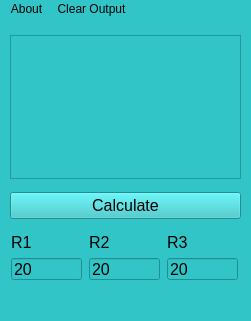
Qt form zadachaa9/mainwindow.ui (gingerswaltz/gingerswaltz-official) before a commit.
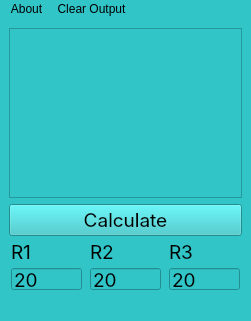
The same form after that commit.

What changed in the file:
```diff
--- a/zadachaa9/mainwindow.ui
+++ b/zadachaa9/mainwindow.ui
@@ -19,9 +19,93 @@
   <widget class="QWidget" name="centralwidget">
    <property name="palette">
     <palette>
-     <active/>
-     <inactive/>
-     <disabled/>
+     <active>
+      <colorrole role="Button">
+       <brush brushstyle="SolidPattern">
+        <color alpha="255">
+         <red>49</red>
+         <green>197</green>
+         <blue>200</blue>
+        </color>
+       </brush>
+      </colorrole>
+      <colorrole role="Base">
+       <brush brushstyle="SolidPattern">
+        <color alpha="255">
+         <red>49</red>
+         <green>197</green>
+         <blue>200</blue>
+        </color>
+       </brush>
+      </colorrole>
+      <colorrole role="Window">
+       <brush brushstyle="SolidPattern">
+        <color alpha="255">
+         <red>49</red>
+         <green>197</green>
+         <blue>200</blue>
+        </color>
+       </brush>
+      </colorrole>
+     </active>
+     <inactive>
+      <colorrole role="Button">
+       <brush brushstyle="SolidPattern">
+        <color alpha="255">
+         <red>49</red>
+         <green>197</green>
+         <blue>200</blue>
+        </color>
+       </brush>
+      </colorrole>
+      <colorrole role="Base">
+       <brush brushstyle="SolidPattern">
+        <color alpha="255">
+         <red>49</red>
+         <green>197</green>
+         <blue>200</blue>
+        </color>
+       </brush>
+      </colorrole>
+      <colorrole role="Window">
+       <brush brushstyle="SolidPattern">
+        <color alpha="255">
+         <red>49</red>
+         <green>197</green>
+         <blue>200</blue>
+        </color>
+       </brush>
+      </colorrole>
+     </inactive>
+     <disabled>
+      <colorrole role="Button">
+       <brush brushstyle="SolidPattern">
+        <color alpha="255">
+         <red>49</red>
+         <green>197</green>
+         <blue>200</blue>
+        </color>
+       </brush>
+      </colorrole>
+      <colorrole role="Base">
+       <brush brushstyle="SolidPattern">
+        <color alpha="255">
+         <red>49</red>
+         <green>197</green>
+         <blue>200</blue>
+        </color>
+       </brush>
+      </colorrole>
+      <colorrole role="Window">
+       <brush brushstyle="SolidPattern">
+        <color alpha="255">
+         <red>49</red>
+         <green>197</green>
+         <blue>200</blue>
+        </color>
+       </brush>
+      </colorrole>
+     </disabled>
     </palette>
    </property>
    <layout class="QGridLayout" name="gridLayout_4">
@@ -29,7 +113,8 @@
      <widget class="QPushButton" name="pushButton_calc">
       <property name="font">
        <font>
-        <pointsize>12</pointsize>
+        <family>SF Pro Display</family>
+        <pointsize>14</pointsize>
        </font>
       </property>
       <property name="text">
@@ -39,11 +124,11 @@
     </item>
     <item row="0" column="0">
      <widget class="QPlainTextEdit" name="plainTextOutput">
-      <property name="maximumSize">
-       <size>
-        <width>231</width>
-        <height>144</height>
-       </size>
+      <property name="font">
+       <font>
+        <family>SF Pro Display</family>
+        <pointsize>14</pointsize>
+       </font>
       </property>
       <property name="toolTipDuration">
        <number>-1</number>
@@ -88,7 +173,8 @@
           </property>
           <property name="font">
            <font>
-            <pointsize>12</pointsize>
+            <family>SF Pro Display</family>
+            <pointsize>14</pointsize>
            </font>
           </property>
           <property name="text">
@@ -106,7 +192,8 @@
           </property>
           <property name="font">
            <font>
-            <pointsize>12</pointsize>
+            <family>SF Pro Display</family>
+            <pointsize>14</pointsize>
            </font>
           </property>
           <property name="text">
@@ -128,7 +215,8 @@
           </property>
           <property name="font">
            <font>
-            <pointsize>12</pointsize>
+            <family>SF Pro Display</family>
+            <pointsize>14</pointsize>
            </font>
           </property>
           <property name="text">
@@ -146,7 +234,8 @@
           </property>
           <property name="font">
            <font>
-            <pointsize>12</pointsize>
+            <family>SF Pro Display</family>
+            <pointsize>14</pointsize>
            </font>
           </property>
           <property name="text">
@@ -168,7 +257,8 @@
           </property>
           <property name="font">
            <font>
-            <pointsize>12</pointsize>
+            <family>SF Pro Display</family>
+            <pointsize>14</pointsize>
            </font>
           </property>
           <property name="text">
@@ -186,7 +276,8 @@
           </property>
           <property name="font">
            <font>
-            <pointsize>12</pointsize>
+            <family>SF Pro Display</family>
+            <pointsize>14</pointsize>
            </font>
           </property>
           <property name="text">
```
Left out of the diff: 2 changed lines with no effect on the pictures.
